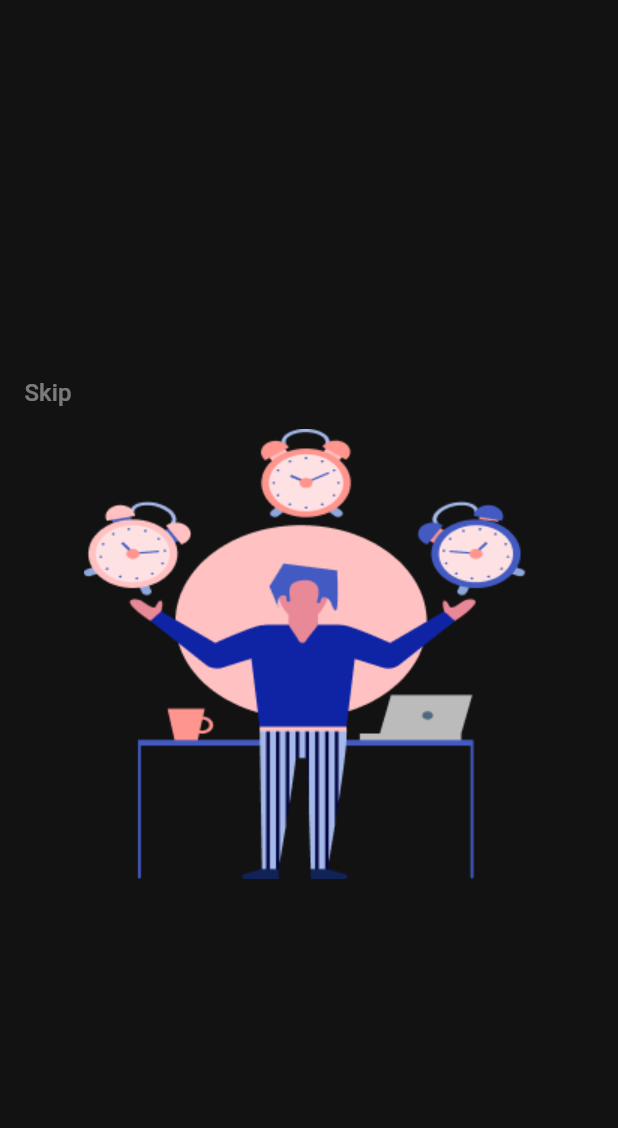
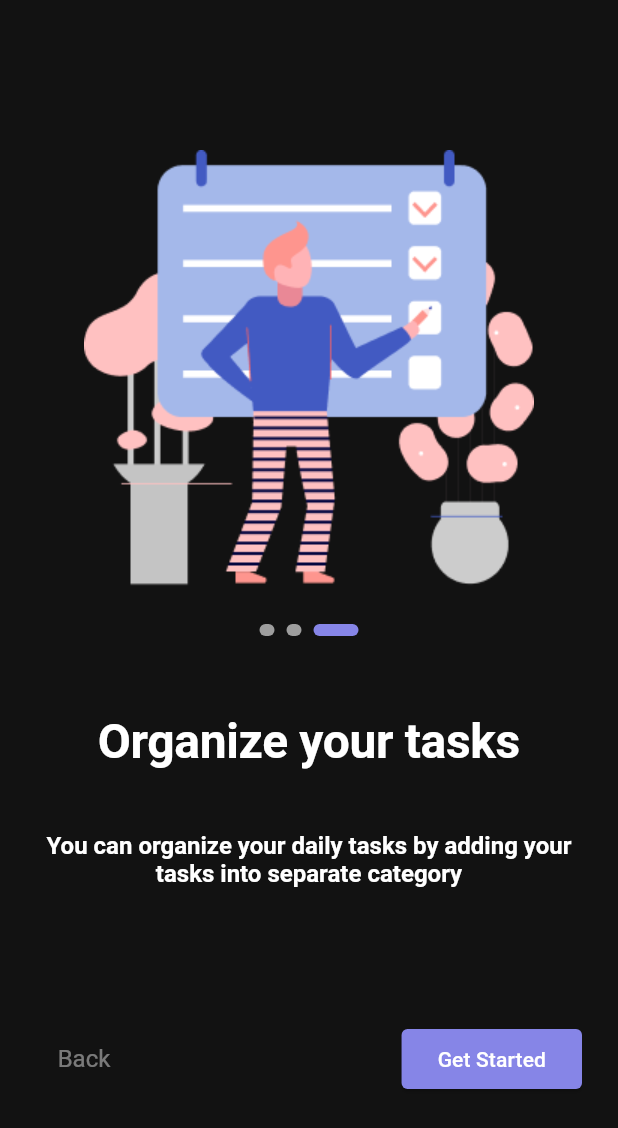
Before and after one commit to hassanoshea/toDo_app, a Flutter app: the screen it shows after launch, after a tap on "Skip", on a phone screen of 412 x 824 dp. Shown: the top 1128 px of the screen. Run offline on Flutter 3.47's test engine with Material 3 defaults, Android fonts, the phone set to English and light mode, and no system bars; drawn by our look-alikes of smooth_page_indicator.

```diff
--- a/lib/app/app.dart
+++ b/lib/app/app.dart
@@ -1,5 +1,6 @@
 
 import 'package:flutter/material.dart';
+import 'package:to_do_app/core/theme/theme.dart';
 import 'package:to_do_app/feature/auth/screens/splash_screen.dart';
 
 class ToDoApp extends StatelessWidget {
@@ -7,9 +8,12 @@ class ToDoApp extends StatelessWidget {
 
   @override
   Widget build(BuildContext context) {
-    return  const MaterialApp(
+    return   MaterialApp(
+      theme: getAppTheme(),
+      darkTheme: getAppDarkTheme(),
+      themeMode: ThemeMode.light,
       debugShowCheckedModeBanner: false,
-      home: SplashScreen()
+      home: const SplashScreen()
     );
 
   }
--- /dev/null
+++ b/lib/core/theme/theme.dart
@@ -0,0 +1,66 @@
+import 'package:flutter/material.dart';
+import 'package:to_do_app/core/utils/app_colors.dart';
+
+ThemeData getAppTheme() {
+  return ThemeData(
+    primaryColor: AppColors.primary,
+    //scaffold background color
+    scaffoldBackgroundColor: AppColors.background,
+    //appBar theme
+    appBarTheme: const AppBarTheme(
+        backgroundColor: AppColors.background, centerTitle: true),
+    //text theme
+    textTheme: const TextTheme(
+        displayLarge: TextStyle(
+          fontWeight: FontWeight.bold,
+          color: AppColors.white,
+          fontSize: 32,
+        ),
+        displayMedium: TextStyle(
+            fontWeight: FontWeight.bold, color: AppColors.white, fontSize: 16),
+        displaySmall: TextStyle(
+          fontSize: 16,
+          color: AppColors.white,
+        ),
+        ),
+    //button theme
+        elevatedButtonTheme: ElevatedButtonThemeData(
+          style:ElevatedButton.styleFrom(
+                            shape: RoundedRectangleBorder(
+                                borderRadius: BorderRadius.circular(4)),
+                            backgroundColor: AppColors.primary),
+        )
+  );
+}
+
+ThemeData getAppDarkTheme() {
+  return ThemeData(
+    primaryColor: AppColors.red,
+    //scaffold background color
+    scaffoldBackgroundColor: AppColors.background,
+    //appBar theme
+    appBarTheme: const AppBarTheme(
+        backgroundColor: AppColors.background, centerTitle: true),
+    //text theme
+    textTheme: const TextTheme(
+        displayLarge: TextStyle(
+          fontWeight: FontWeight.bold,
+          color: AppColors.white,
+          fontSize: 32,
+        ),
+        displayMedium: TextStyle(
+            fontWeight: FontWeight.bold, color: AppColors.white, fontSize: 16),
+        displaySmall: TextStyle(
+          fontSize: 16,
+          color: AppColors.white,
+        ),
+        ),
+    //button theme
+        elevatedButtonTheme: ElevatedButtonThemeData(
+          style:ElevatedButton.styleFrom(
+                            shape: RoundedRectangleBorder(
+                                borderRadius: BorderRadius.circular(4)),
+                            backgroundColor: AppColors.red),
+        )
+  );
+}
--- a/lib/core/utils/app_string.dart
+++ b/lib/core/utils/app_string.dart
@@ -2,7 +2,7 @@ class AppStrings {
   static const String appName = 'ToDo';
   static const String skip = 'Skip';
   static const String next = 'Next';
-  static const String back = 'back';
+  static const String back = 'Back';
   static const String getStarted = 'Get Started';
   static const String onBoardingTitle1 = 'Manage your tasks';
   static const String onBoardingSubTitle1 = 'You can easily manage all of your daily tasks in Dome for FREE';
--- /dev/null
+++ b/lib/feature/auth/datamodel/model/on_boarding_model.dart
@@ -0,0 +1,28 @@
+import 'package:to_do_app/core/utils/app_assets.dart';
+import 'package:to_do_app/core/utils/app_string.dart';
+
+class OnBoardingModel {
+  final String imagePath;
+  final String title;
+  final String subTitle;
+
+  OnBoardingModel({
+    required this.imagePath,
+    required this.title,
+    required this.subTitle,
+  });
+  static List<OnBoardingModel> onBoardingList = [
+    OnBoardingModel(
+        imagePath: AppAssets.on1,
+        title: AppStrings.onBoardingTitle1,
+        subTitle: AppStrings.onBoardingSubTitle1),
+    OnBoardingModel(
+        imagePath: AppAssets.on2,
+        title: AppStrings.onBoardingTitle2,
+        subTitle: AppStrings.onBoardingSubTitle2),
+    OnBoardingModel(
+        imagePath: AppAssets.on3,
+        title: AppStrings.onBoardingTitle3,
+        subTitle: AppStrings.onBoardingSubTitle3)
+  ];
+}
--- a/lib/feature/auth/presentation/screens/on_boarding_screen.dart
+++ b/lib/feature/auth/presentation/screens/on_boarding_screen.dart
@@ -1,33 +1,132 @@
 import 'package:flutter/material.dart';
-import 'package:to_do_app/core/utils/app_assets.dart';
+import 'package:smooth_page_indicator/smooth_page_indicator.dart';
 import 'package:to_do_app/core/utils/app_colors.dart';
 import 'package:to_do_app/core/utils/app_string.dart';
+import 'package:to_do_app/feature/auth/datamodel/model/on_boarding_model.dart';
+import 'package:to_do_app/feature/task/presentation/screens/home_screen.dart';
 
 class OnBoardingScreen extends StatelessWidget {
-  const OnBoardingScreen({super.key});
+  OnBoardingScreen({
+    super.key,
+  });
+  final PageController controller = PageController();
 
   @override
   Widget build(BuildContext context) {
-    return SafeArea(child: Scaffold(
-      backgroundColor: AppColors.background,
-      body: Column(
-        crossAxisAlignment: CrossAxisAlignment.start,
-        mainAxisAlignment: MainAxisAlignment.center,
+    return SafeArea(
+        child: Scaffold(
+      body: Padding(
+        padding: const EdgeInsets.all(24),
+        child: PageView.builder(
+            controller: controller,
+            itemCount: OnBoardingModel.onBoardingList.length,
+            itemBuilder: (context, index) {
+              return Column(
                 children: [
                   //skip text
-          TextButton(
-          child: Text(AppStrings.skip,
-          style: TextStyle(
-            fontSize: 16,
-             color: AppColors.white.withOpacity(.44),),),
-             onPressed: (){},),
+                  Row(
+                    mainAxisAlignment: MainAxisAlignment.start,
+                    children: [
+                      index != 2 ? TextButton(
+                        child: Text(
+                          AppStrings.skip,
+                          style:Theme.of(context).textTheme.displaySmall!.copyWith(
+                            color: AppColors.white.withOpacity(.44),
+                            fontSize: 16
+                          )
+                        ),
+                        onPressed: () {
+                          controller.jumpToPage(2);
+                        },
+                      ) : const SizedBox(height: 16,),
+                    ],
+                  ),
+                  index != 2 ? const SizedBox(height: 30) : const SizedBox(height: 60),
                   //image
-            Center(child: Image.asset(AppAssets.on1))
+                  Center(
+                      child: Image.asset(OnBoardingModel
+                          .onBoardingList[index].imagePath)),
+                  const SizedBox(height: 16),
                   //dots
+                  Center(
+                    child: SmoothPageIndicator(
+                      controller: controller,
+                      count: 3,
+                      effect: const ExpandingDotsEffect(
+                        activeDotColor: AppColors.primary,
+                        dotHeight: 8,
+                        dotWidth: 10,
+                        spacing: 8,
+                      ),
+                    ),
+                  ),
+                  const SizedBox(height: 52),
                   //title
+                  Center(
+                    child: Text(
+                      OnBoardingModel.onBoardingList[index].title,
+                      style: Theme.of(context).textTheme.displayLarge,
+                    ),
+                  ),
+                  const SizedBox(height: 42),
                   //subTitle
+                  Text(
+                    OnBoardingModel.onBoardingList[index].subTitle,
+                    textAlign: TextAlign.center,
+                    style: Theme.of(context).textTheme.displayMedium,
+                  ),
+                  const SizedBox(height: 90),
+
                   //buttons
+                  Row(
+                    mainAxisAlignment: MainAxisAlignment.spaceBetween,
+                    children: [
+                      //back button
+                      index != 0 ? TextButton(
+                        child: Text(
+                          AppStrings.back,
+                          style: Theme.of(context).textTheme.displaySmall!.copyWith(
+                            color: AppColors.white.withOpacity(.44),
+                            fontSize: 16
+                          )
+                        ),
+                        onPressed: () {
+                          controller.previousPage(
+                            duration: const Duration(milliseconds: 1000),
+                            curve: Curves.fastLinearToSlowEaseIn,
+                          );
+                        },
+                      ) : Container(),
+                      //speacer
+                      const Spacer(),
+                      //next Button
+                      index != 2 ? ElevatedButton(
+                        style: Theme.of(context).elevatedButtonTheme.style,
+                        onPressed: () {
+                          controller.nextPage(
+                            duration: const Duration(milliseconds: 1000),
+                            curve: Curves.fastLinearToSlowEaseIn,
+                          );
+                        },
+                        child: const Text(
+                          AppStrings.next,
+                          style: TextStyle(color: AppColors.white),
+                        ),
+                      ) :  ElevatedButton(
+                        style: Theme.of(context).elevatedButtonTheme.style,
+                        onPressed: () {
+                          Navigator.pushReplacement(context,
+                          MaterialPageRoute(builder: (_) => const HomeScreen()));
+                        },
+                        child: const Text(
+                          AppStrings.getStarted,
+                          style: TextStyle(color: AppColors.white),
+                        ),),
                     ],
+                  )
+                ],
+              );
+            }),
       ),
     ));
   }
--- a/lib/feature/auth/screens/splash_screen.dart
+++ b/lib/feature/auth/screens/splash_screen.dart
@@ -22,24 +22,23 @@ class _SplashScreenState extends State<SplashScreen> {
   void navigate (){
     Future.delayed(const Duration(seconds: 5),(){
       Navigator.pushReplacement(context,
-      MaterialPageRoute(builder:(context) => const OnBoardingScreen(),));
+      MaterialPageRoute(builder:(context) =>  OnBoardingScreen(),));
     });
   }
 
   @override
   Widget build(BuildContext context) {
     return Scaffold(
-      backgroundColor: AppColors.background,
       body:Center(
           child: Column(
             mainAxisAlignment: MainAxisAlignment.center,
             children: [
               Image.asset(AppAssets.logo),
               const SizedBox(height: 24,),
-              const Text(AppStrings.appName,
-              style: TextStyle(fontSize: 40,
-              fontWeight: FontWeight.bold,
-              color: AppColors.white),)
+               Text(AppStrings.appName,
+              style: Theme.of(context).textTheme.displayLarge!.copyWith(
+                fontSize: 40
+              ),)
             ],
           ),
         ),
--- /dev/null
+++ b/lib/feature/task/presentation/screens/home_screen.dart
@@ -0,0 +1,10 @@
+import 'package:flutter/material.dart';
+
+class HomeScreen extends StatelessWidget {
+  const HomeScreen({super.key});
+
+  @override
+  Widget build(BuildContext context) {
+    return Scaffold();
+  }
+}
--- a/pubspec.yaml
+++ b/pubspec.yaml
@@ -9,6 +9,8 @@ environment:
 dependencies:
   flutter:
     sdk: flutter
+  shared_preferences: ^2.2.2
+  smooth_page_indicator: ^1.1.0
 
 dev_dependencies:
   flutter_test:
```
Also changed, not shown: pubspec.lock, 1 other file. Lines whose indentation alone changed are shown as unchanged.
